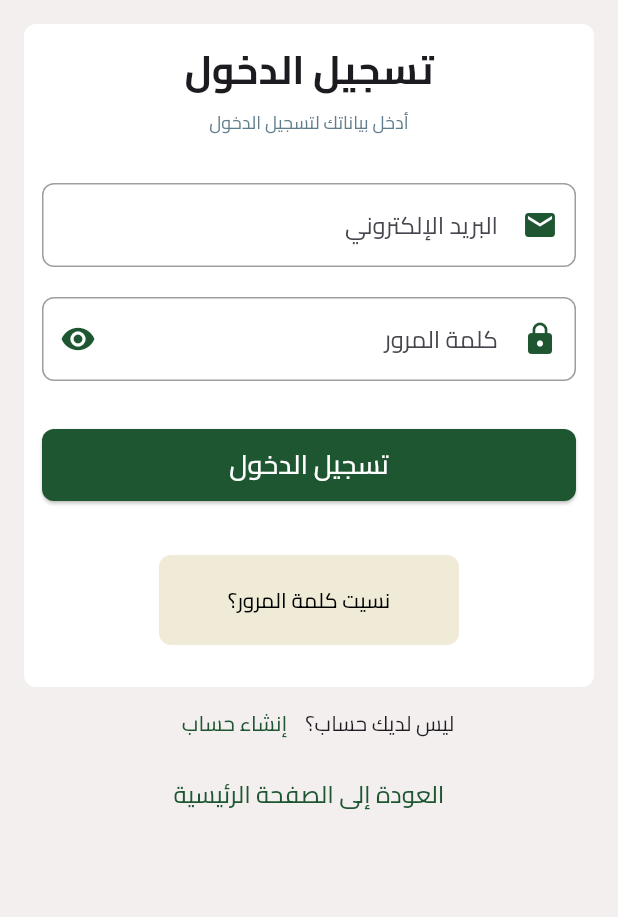
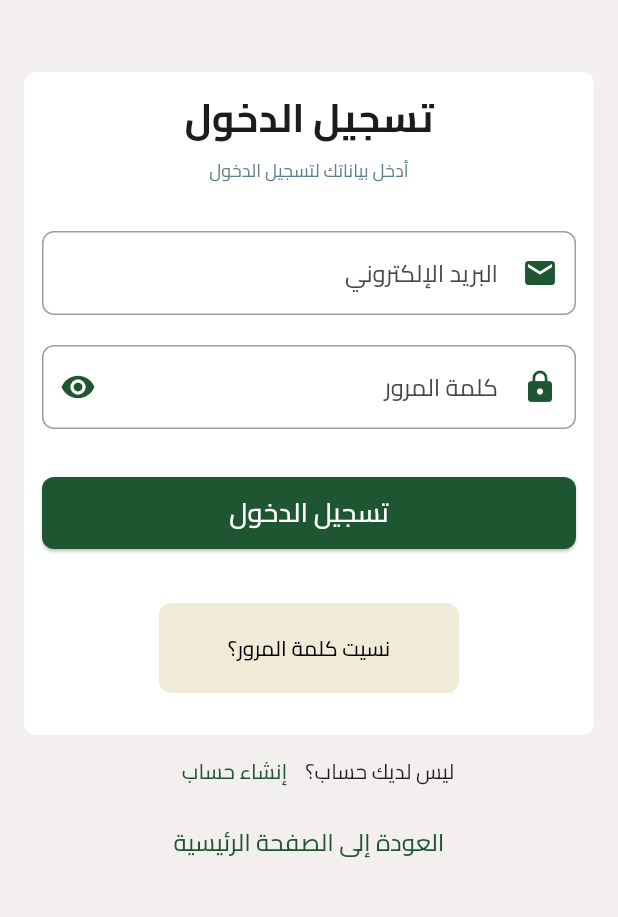
Before and after one commit to MohamedAwad07/student-absence, a Flutter app: the LoginScreen screen opened directly with empty values, after a tap on "تسجيل الدخول", on a phone screen of 412 x 824 dp, the part 252-1169 px from its top. Run offline on Flutter 3.47's test engine with Material 3 defaults, Android fonts, the phone set to English and light mode, and no system bars; our stand-ins replace awesome_bottom_bar, cherry_toast, cloud_firestore, dartz, equatable, file_picker and 12 more; accounts and stored records are empty.

Commit message:
Some enhancements

```diff
--- a/lib/core/widgets/custom_profile_page.dart
+++ b/lib/core/widgets/custom_profile_page.dart
@@ -149,6 +149,7 @@ class _CustomProfilePageState extends State<CustomProfilePage> {
                               builder: (context) => AlertDialog(
                                 title: const Text('إعادة تعيين كلمة المرور'),
                                 content: TextField(
+                                  enabled: false,
                                   controller: emailController,
                                   decoration: const InputDecoration(
                                     labelText: 'البريد الإلكتروني',
--- a/lib/features/auth/login/presentation/login_form.dart
+++ b/lib/features/auth/login/presentation/login_form.dart
@@ -11,8 +11,7 @@ import 'package:student_absence/features/auth/custom_button.dart';
 import 'package:flutter_bloc/flutter_bloc.dart';
 
 class LoginForm extends StatefulWidget {
-  final String role;
-  const LoginForm({super.key, required this.role});
+  const LoginForm({super.key});
 
   @override
   State<LoginForm> createState() => _LoginFormState();
@@ -121,7 +120,6 @@ class _LoginFormState extends State<LoginForm> {
                               return;
                             } else {
                               context.read<AuthCubit>().login(
-                                role: widget.role,
                                 email: _emailController.text,
                                 password: _passwordController.text,
                               );
--- a/lib/features/auth/login/presentation/login_screen.dart
+++ b/lib/features/auth/login/presentation/login_screen.dart
@@ -31,8 +31,8 @@ class LoginScreen extends StatelessWidget {
                 iconColor: AppColors.primary,
                 iconPath: Assets.assetsImagesLogoLogoGold,
               ),
-              const SizedBox(height: 16),
-              LoginForm(role: role),
+              const SizedBox(height: 48),
+              const LoginForm(),
               RegisterAccountText(role: role),
               const BackToHomeButton(),
             ],
--- a/lib/features/roles/supervisor/presentation/screens/excuse_details/supervisor_excuse_details.dart
+++ b/lib/features/roles/supervisor/presentation/screens/excuse_details/supervisor_excuse_details.dart
@@ -73,7 +73,7 @@ class _SupervisorExcuseDetailsPageState
     return BlocListener<SupervisorCubit, SupervisorState>(
       listener: (context, state) {
         if (state is SupervisorExcuseStatusUpdated) {
-          toastLocator.success(context, 'تم تحديث حالة الإذن بنجاح');
+          toastLocator.success(context, 'تم تحديث حالة العذر بنجاح');
           context.go(AppRoutes.supervisorHome);
           context.read<NavBarCubit>().setTab(0);
         } else if (state is SupervisorError) {
```
Also changed, not shown: lib/features/auth/controller/auth_cubit/auth_cubit.dart (+4 -13 lines), lib/features/auth/login/presentation/login_welcome.dart (+6 -18 lines), lib/features/roles/supervisor/presentation/screens/home/supervisor_home.dart (+15 -15 lines), 3 other files.
